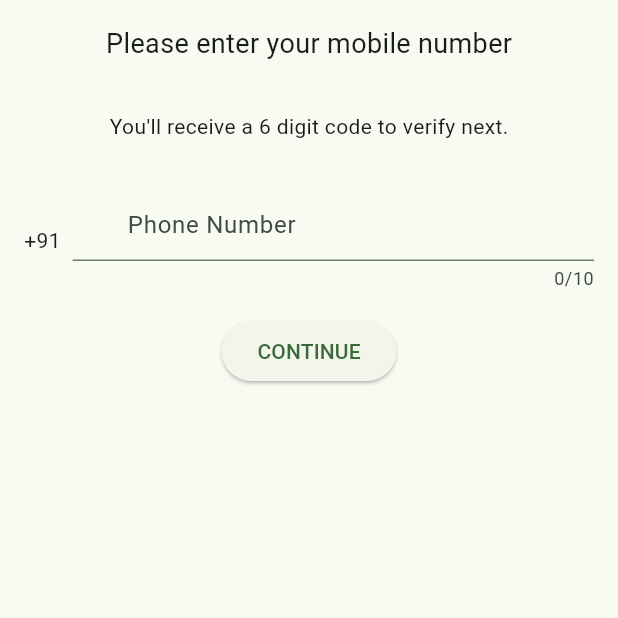
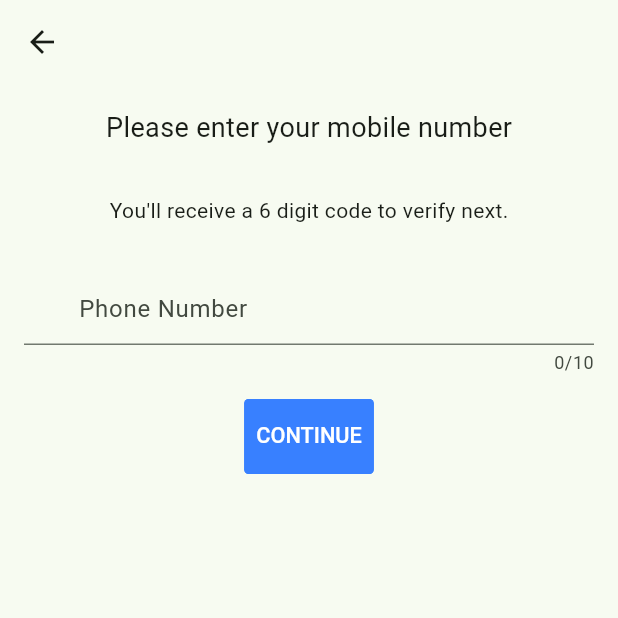
Before and after one commit to YadavYashvant/auth_with_otp, a Flutter app: the MobileNumberScreen screen opened directly, on a phone screen of 412 x 824 dp, the top half of it. Run offline on Flutter 3.47's test engine with Material 3 defaults, Android fonts, the phone set to English and light mode, and no system bars; drawn by our look-alikes of getwidget; our stand-ins replace firebase_auth, firebase_core, flutter_svg, pinput; accounts and stored records are empty.

Commit message:
making UI

```diff
--- a/lib/pages/MobileNumberScreen.dart
+++ b/lib/pages/MobileNumberScreen.dart
@@ -1,6 +1,7 @@
 import 'package:auth_with_otp/pages/VerifyPhoneScreen.dart';
 import 'package:firebase_auth/firebase_auth.dart';
 import 'package:flutter/material.dart';
+import 'package:getwidget/getwidget.dart';
 
 class MobileNumberScreen extends StatefulWidget {
 
@@ -15,10 +16,10 @@ class _MobileNumberScreenState extends State<MobileNumberScreen> {
   @override
   Widget build(BuildContext context) {
     return Scaffold(
-      /*appBar: AppBar(
-        title: Text('Mobile Number 001'),
+      appBar: AppBar(
+        // title: Text('Mobile Number 001'),
         centerTitle: true,
-      ),*/
+      ),
       body: Padding(
         padding: const EdgeInsets.all(16.0),
         child: Column(
@@ -33,8 +34,8 @@ class _MobileNumberScreenState extends State<MobileNumberScreen> {
             SizedBox(height: 32),
             Row(
               children: [
-                Text('+91'),
-                SizedBox(width: 8),
+                /*Text('+91'),
+                SizedBox(width: 8),*/
                 Expanded(
                   child: TextField(
                     decoration: InputDecoration(
@@ -52,12 +53,13 @@ class _MobileNumberScreenState extends State<MobileNumberScreen> {
               ],
             ),
             SizedBox(height: 16),
-            ElevatedButton(
+            GFButton(
               onPressed: () {
                 Navigator.of(context).push(MaterialPageRoute(
                     builder: (context) => VerifyPhoneScreen(_controller.text)));
               },
-              child: Text('CONTINUE'),
+              text: 'CONTINUE',
+              size: GFSize.LARGE,
             ),
           ],
         ),
--- a/lib/pages/landing_page1.dart
+++ b/lib/pages/landing_page1.dart
@@ -82,7 +82,6 @@ class _LandingPage1State extends State<LandingPage1> {
                         onPressed: () {
                           // Navigate to the next screen
                         },
-
                         child: Text('Next'),
                       ),*/
                     ],
```
